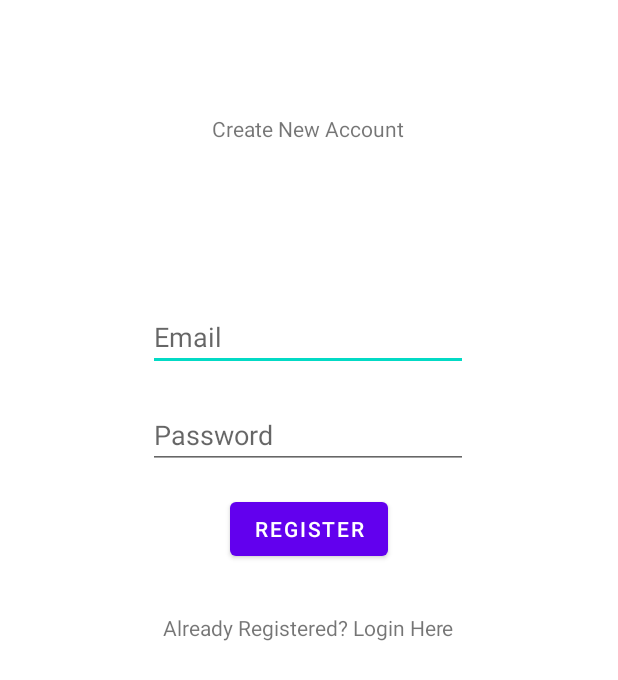
After one commit to Zarasawa/Opinionist, an Android app: the layout activity_register.xml on its own in the app's theme, with its tools: preview values and no code run, on a phone screen of 412 x 824 dp. The commit adds this screen. Shown: the top 680 px of the screen. Run offline under Robolectric (Android 15) with nearby library versions, the phone set to English and light mode, and no system bars.

Commit message:
added register page

```diff
--- a/app/build.gradle
+++ b/app/build.gradle
@@ -35,6 +35,7 @@ dependencies {
     implementation 'com.google.android.material:material:1.3.0'
     implementation 'androidx.constraintlayout:constraintlayout:2.0.4'
     implementation 'com.google.firebase:firebase-database:19.7.0'
+    implementation 'com.google.firebase:firebase-auth:20.0.4'
     testImplementation 'junit:junit:4.+'
     androidTestImplementation 'androidx.test.ext:junit:1.1.2'
     androidTestImplementation 'androidx.test.espresso:espresso-core:3.3.0'
--- a/app/src/main/java/com/example/opinionist/Comments.java
+++ b/app/src/main/java/com/example/opinionist/Comment.java
@@ -1,10 +1,10 @@
 package com.example.opinionist;
 
-public class Comments {
+public class Comment {
     private String comment;
     private Integer likes;
 
-    public Comments() {
+    public Comment() {
         likes = 0;
     }
 
--- /dev/null
+++ b/app/src/main/res/layout/activity_register.xml
@@ -0,0 +1,68 @@
+<?xml version="1.0" encoding="utf-8"?>
+<androidx.constraintlayout.widget.ConstraintLayout xmlns:android="http://schemas.android.com/apk/res/android"
+    xmlns:app="http://schemas.android.com/apk/res-auto"
+    xmlns:tools="http://schemas.android.com/tools"
+    android:layout_width="match_parent"
+    android:layout_height="match_parent"
+    tools:context=".Register">
+
+    <EditText
+        android:id="@+id/editRegisterEmail"
+        android:layout_width="wrap_content"
+        android:layout_height="wrap_content"
+        android:layout_marginBottom="20dp"
+        android:ems="10"
+        android:hint="Email"
+        android:inputType="textPersonName"
+        app:layout_constraintBottom_toTopOf="@+id/editRegisterPassword"
+        app:layout_constraintEnd_toEndOf="parent"
+        app:layout_constraintHorizontal_bias="0.497"
+        app:layout_constraintStart_toStartOf="parent" />
+
+    <EditText
+        android:id="@+id/editRegisterPassword"
+        android:layout_width="wrap_content"
+        android:layout_height="wrap_content"
+        android:layout_marginBottom="16dp"
+        android:ems="10"
+        android:hint="Password"
+        android:inputType="textPersonName"
+        app:layout_constraintBottom_toTopOf="@+id/buttonRegister"
+        app:layout_constraintEnd_toEndOf="parent"
+        app:layout_constraintHorizontal_bias="0.497"
+        app:layout_constraintStart_toStartOf="parent" />
+
+    <TextView
+        android:id="@+id/textView"
+        android:layout_width="wrap_content"
+        android:layout_height="wrap_content"
+        android:layout_marginTop="56dp"
+        android:text="Create New Account"
+        app:layout_constraintBottom_toTopOf="@+id/editRegisterEmail"
+        app:layout_constraintEnd_toEndOf="parent"
+        app:layout_constraintHorizontal_bias="0.498"
+        app:layout_constraintStart_toStartOf="parent"
+        app:layout_constraintTop_toTopOf="parent"
+        app:layout_constraintVertical_bias="0.16" />
+
+    <Button
+        android:id="@+id/buttonRegister"
+        android:layout_width="wrap_content"
+        android:layout_height="wrap_content"
+        android:layout_marginBottom="32dp"
+        android:text="Register"
+        app:layout_constraintBottom_toTopOf="@+id/textViewLogin"
+        app:layout_constraintEnd_toEndOf="parent"
+        app:layout_constraintStart_toStartOf="parent" />
+
+    <TextView
+        android:id="@+id/textViewLogin"
+        android:layout_width="wrap_content"
+        android:layout_height="wrap_content"
+        android:layout_marginBottom="396dp"
+        android:text="Already Registered? Login Here"
+        app:layout_constraintBottom_toBottomOf="parent"
+        app:layout_constraintEnd_toEndOf="parent"
+        app:layout_constraintHorizontal_bias="0.498"
+        app:layout_constraintStart_toStartOf="parent" />
+</androidx.constraintlayout.widget.ConstraintLayout>
```
Also changed, not shown: app/src/main/AndroidManifest.xml (+5 -3 lines), app/src/main/java/com/example/opinionist/MainActivity.java (+5 -7 lines), app/src/main/java/com/example/opinionist/Register.java (added, +85 -0 lines).
